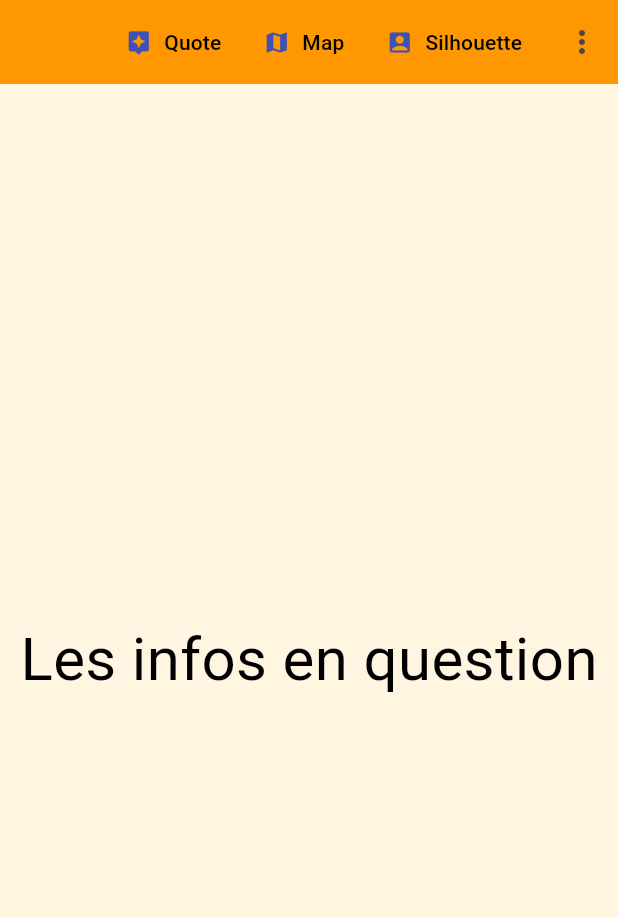
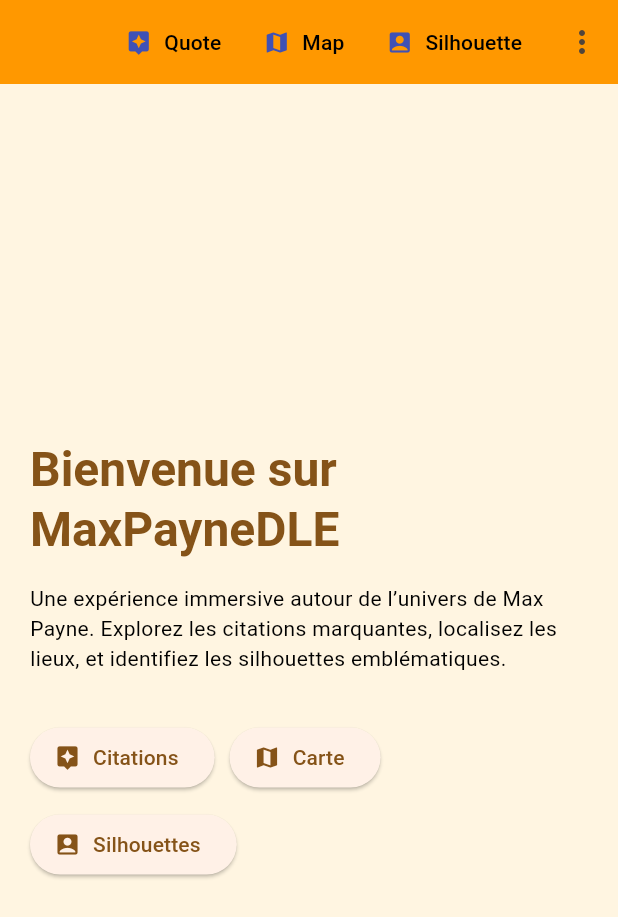
Before and after one commit to ClementReverbel/MaxPayne-DLE, a Flutter app: the screen it shows after launch, on a phone screen of 412 x 824 dp. Shown: the top 917 px of the screen. Run offline on Flutter 3.47's test engine with Material 3 defaults, Android fonts, the light colour scheme and no system bars; our stand-ins replace sqflite; accounts and stored records are empty; generated files the repository leaves out were written again.

Commit message:
Modification finale de la page d'accueil

```diff
--- a/lib/main.dart
+++ b/lib/main.dart
@@ -37,17 +37,33 @@
         '/silhouette': (context) => silhouette(),
       },
       theme: ThemeData(
+        brightness: Brightness.light,
+        scaffoldBackgroundColor: const Color(0xFFFFF5E1),
         appBarTheme: const AppBarTheme(backgroundColor: Colors.orange),
-        scaffoldBackgroundColor: const Color(0xFFFFF5E1),
-        brightness: Brightness.light,
-        textTheme: const TextTheme(bodyMedium: TextStyle(color: Colors.black)),
+        textTheme: const TextTheme(
+          bodyMedium: TextStyle(color: Colors.black),
+        ),
+        colorScheme: ColorScheme.fromSeed(
+          seedColor: Colors.orange,
+          brightness: Brightness.light,
+        ),
+        useMaterial3: true,
       ),
+
       darkTheme: ThemeData(
         brightness: Brightness.dark,
-        scaffoldBackgroundColor: Colors.black,
+        scaffoldBackgroundColor: const Color(0xFF121212),
         appBarTheme: const AppBarTheme(backgroundColor: Colors.redAccent),
-        textTheme: const TextTheme(bodyMedium: TextStyle(color: Colors.white)),
+        textTheme: const TextTheme(
+          bodyMedium: TextStyle(color: Colors.white),
+        ),
+        colorScheme: ColorScheme.fromSeed(
+          seedColor: Colors.redAccent,
+          brightness: Brightness.dark,
+        ),
+        useMaterial3: true,
       ),
+
       home: acceuil(), //Définit la page d'accueil de l'application
     );
   }
--- a/lib/pages/accueil.dart
+++ b/lib/pages/accueil.dart
@@ -16,7 +16,6 @@
 }
 
 class _acceuilState extends State<acceuil> {
-
   final DB db = DB();
 
   @override
@@ -26,7 +25,7 @@
   }
 
   Future<void> _initDB() async {
-    await getDatabasesPath().then((value)=>debugPrint(value));
+    await getDatabasesPath().then((value) => debugPrint(value));
     await db.initDatabase();
     setState(() {}); // Trigger rebuild after DB is initialized
   }
@@ -35,8 +34,52 @@
   Widget build(BuildContext context) {
     return Scaffold(
       appBar: const boutonsMenu(),
-      body: Center(
-        child: Text("Les infos en question", style: TextStyle(fontSize: 40)),
+      body: Padding(
+        padding: const EdgeInsets.all(20.0),
+        child: Center(
+          child: Column(
+            mainAxisAlignment: MainAxisAlignment.center,
+            crossAxisAlignment: CrossAxisAlignment.start,
+            children: [
+              Text(
+                'Bienvenue sur MaxPayneDLE',
+                style: Theme.of(context).textTheme.headlineLarge?.copyWith(
+                  fontWeight: FontWeight.bold,
+                  color: Theme.of(context).colorScheme.primary,
+                ),
+              ),
+              const SizedBox(height: 16),
+              Text(
+                'Une expérience immersive autour de l’univers de Max Payne. '
+                'Explorez les citations marquantes, localisez les lieux, '
+                'et identifiez les silhouettes emblématiques.',
+              ),
+              const SizedBox(height: 32),
+              Wrap(
+                spacing: 10,
+                runSpacing: 10,
+                children: [
+                  ElevatedButton.icon(
+                    icon: const Icon(Icons.assistant),
+                    label: const Text('Citations'),
+                    onPressed: () => Navigator.pushNamed(context, '/citation'),
+                  ),
+                  ElevatedButton.icon(
+                    icon: const Icon(Icons.map),
+                    label: const Text('Carte'),
+                    onPressed: () => Navigator.pushNamed(context, '/map'),
+                  ),
+                  ElevatedButton.icon(
+                    icon: const Icon(Icons.account_box),
+                    label: const Text('Silhouettes'),
+                    onPressed:
+                        () => Navigator.pushNamed(context, '/silhouette'),
+                  ),
+                ],
+              ),
+            ],
+          ),
+        ),
       ),
     );
   }
```
